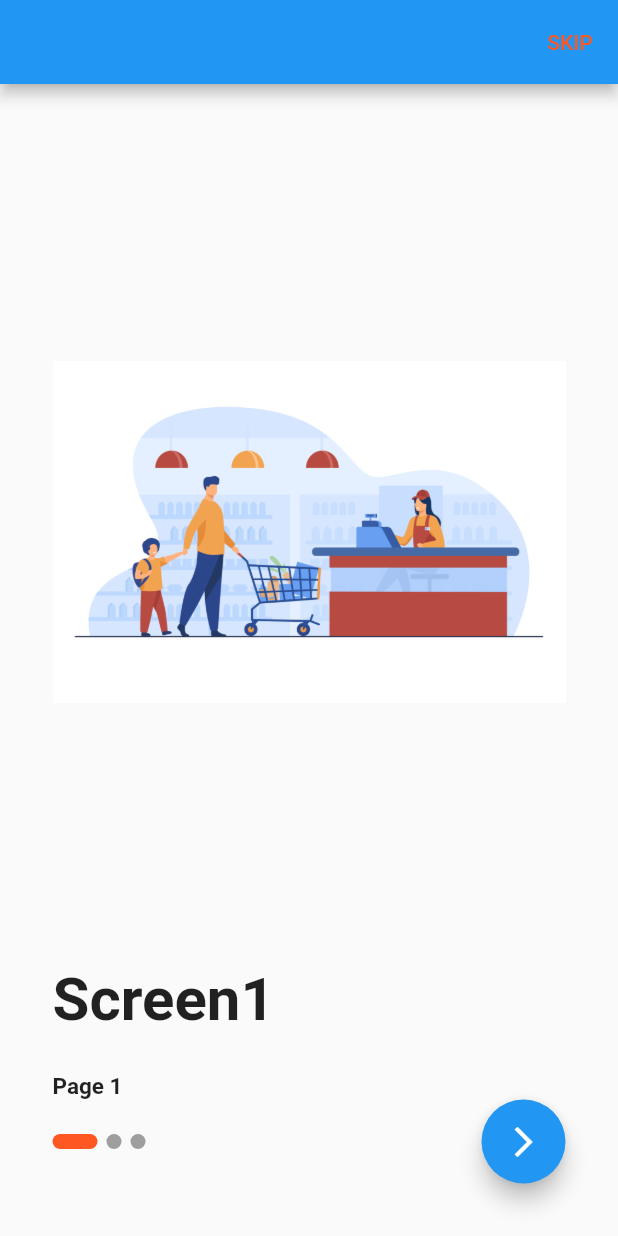
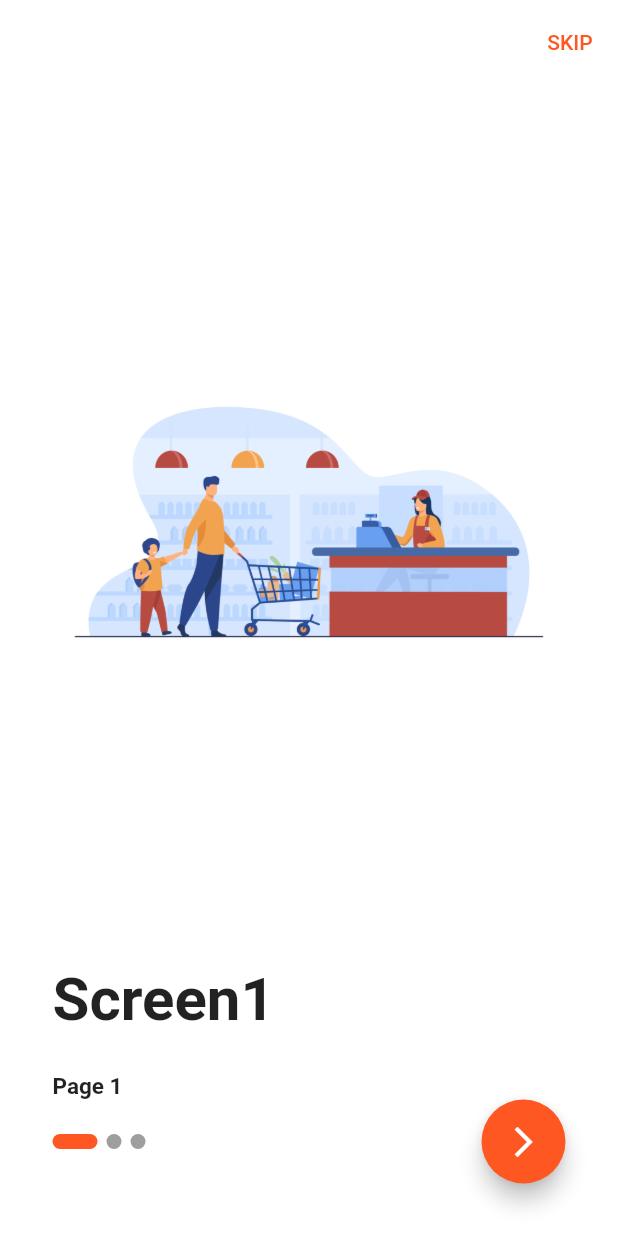
Before and after one commit to helalramadan/ShopApp, a Flutter app: the screen it shows after launch, on a phone screen of 412 x 824 dp. Run offline on Flutter 3.47's test engine with Material 2 defaults, Android fonts, the phone set to English and light mode, and no system bars; drawn by our look-alikes of smooth_page_indicator; our stand-ins replace bloc, conditional_builder_null_safety, dio, flutter_bloc, fluttertoast, shared_preferences; accounts and stored records are empty.

```diff
--- a/lib/main.dart
+++ b/lib/main.dart
@@ -1,11 +1,14 @@
 import 'package:bloc/bloc.dart';
 import 'package:flutter/material.dart';
+import 'package:flutter_bloc/flutter_bloc.dart';
 import 'package:shopapp/layout/shop_layout.dart';
 import 'package:shopapp/login/shop_login.dart';
 import 'package:shopapp/onboard_screen/onbording_screen.dart';
 import 'package:shopapp/shared/block_of_server.dart';
 import 'package:shopapp/shared/cache_helper.dart';
 import 'package:shopapp/shared/dio_helper.dart';
+import 'package:shopapp/shared/stayle/themes.dart';
+import 'package:shopapp/shop_cubit/shopcubit.dart';
 
 void main() {
   BlocOverrides.runZoned(
@@ -39,21 +42,14 @@ class MyApp extends StatelessWidget {
   // This widget is the root of your application.
   @override
   Widget build(BuildContext context) {
+    MultiBlocProvider(
+      providers: [BlocProvider(create: (context) => ShopCubit())],
+      child: Text(''),
+    );
     return MaterialApp(
       title: 'Flutter Demo',
       debugShowCheckedModeBanner: false,
-      theme: ThemeData(
-        // This is the theme of your application.
-        //
-        // Try running your application with "flutter run". You'll see the
-        // application has a blue toolbar. Then, without quitting the app, try
-        // changing the primarySwatch below to Colors.green and then invoke
-        // "hot reload" (press "r" in the console where you ran "flutter run",
-        // or simply save your changes to "hot reload" in a Flutter IDE).
-        // Notice that the counter didn't reset back to zero; the application
-        // is not restarted.
-        primarySwatch: Colors.blue,
-      ),
+      theme: lightTheme,
       home: StartWidget,
     );
   }
--- /dev/null
+++ b/lib/shared/stayle/colors.dart
@@ -0,0 +1,3 @@
+import 'package:flutter/material.dart';
+
+const defaultColor = Colors.blue;
--- /dev/null
+++ b/lib/shared/stayle/themes.dart
@@ -0,0 +1,85 @@
+
+import 'package:flutter/material.dart';
+import 'package:flutter/services.dart';
+
+ThemeData lightTheme = ThemeData(
+  primarySwatch: Colors.deepOrange,
+  scaffoldBackgroundColor: Colors.white,
+  appBarTheme: const AppBarTheme(
+    backwardsCompatibility: false,
+    systemOverlayStyle: SystemUiOverlayStyle(
+      statusBarColor: Colors.white,
+      statusBarIconBrightness: Brightness.dark,
+    ),
+    titleTextStyle: TextStyle(
+      color: Colors.black,
+      fontSize: 20.0,
+      fontWeight: FontWeight.bold,
+    ),
+    backgroundColor: Colors.white,
+    elevation: 0.0,
+    iconTheme: IconThemeData(
+      color: Colors.black,
+    ),
+  ),
+  floatingActionButtonTheme: const FloatingActionButtonThemeData(
+    backgroundColor: Colors.deepOrange,
+  ),
+  bottomNavigationBarTheme: const BottomNavigationBarThemeData(
+    type: BottomNavigationBarType.fixed,
+    selectedItemColor: Colors.deepOrange,
+    unselectedItemColor: Colors.grey,
+    elevation: 20.0,
+    backgroundColor: Colors.white,
+  ),
+  textTheme: const TextTheme(
+    bodyText1: TextStyle(
+      fontSize: 18,
+      fontWeight: FontWeight.w600,
+      color: Colors.black,
+    ),
+  ),
+);
+ThemeData darkTheme = ThemeData(
+primarySwatch: Colors.deepOrange,
+appBarTheme: const AppBarTheme(
+backwardsCompatibility: false,
+systemOverlayStyle: SystemUiOverlayStyle(
+statusBarColor: Color(0xFF333739),
+statusBarIconBrightness: Brightness.dark,
+),
+titleTextStyle: TextStyle(
+color: Colors.white,
+fontSize: 20.0,
+fontWeight: FontWeight.bold,
+),
+backgroundColor: Color(0xFF333739),
+elevation: 0.0,
+iconTheme: IconThemeData(
+color: Colors.white,
+),
+),
+floatingActionButtonTheme: const FloatingActionButtonThemeData(
+backgroundColor: Colors.deepOrange,
+),
+bottomNavigationBarTheme: const BottomNavigationBarThemeData(
+type: BottomNavigationBarType.fixed,
+selectedItemColor: Colors.deepOrange,
+unselectedItemColor: Colors.grey,
+elevation: 20.0,
+backgroundColor: Color(0xFF333739),
+),
+iconTheme: const IconThemeData(color: Colors.white, size: 25.0),
+textTheme: const TextTheme(
+bodyText1: TextStyle(
+fontSize: 18.0,
+fontWeight: FontWeight.w600,
+color: Colors.white,
+),
+bodyText2: TextStyle(
+fontSize: 25.0,
+// fontWeight: FontWeight.w600,
+color: Colors.white,
+)),
+scaffoldBackgroundColor: const Color(0xFF333739),
+);
--- /dev/null
+++ b/lib/shop_cubit/shopcubit.dart
@@ -0,0 +1,24 @@
+import 'package:flutter/material.dart';
+import 'package:flutter_bloc/flutter_bloc.dart';
+import 'package:shopapp/bottomnavgator_screen/categories.dart';
+import 'package:shopapp/bottomnavgator_screen/favorites.dart';
+import 'package:shopapp/bottomnavgator_screen/shophome.dart';
+import 'package:shopapp/bottomnavgator_screen/settings.dart';
+import 'package:shopapp/shop_cubit/shopstate.dart';
+
+class ShopCubit extends Cubit<ShopState> {
+  ShopCubit() : super(ShopinitialState());
+  static ShopCubit get(context) => BlocProvider.of(context);
+
+  var currantIndex = 0;
+  List<Widget> bottomScreen = [
+    ShopHome(),
+    ShopCatgories(),
+    ShopFavorites(),
+    ShopSettings(),
+  ];
+  void changeBottomScreen(int index) {
+    currantIndex = index;
+    emit(ShopChangeBottomState());
+  }
+}
--- /dev/null
+++ b/lib/shop_cubit/shopstate.dart
@@ -0,0 +1,5 @@
+abstract class ShopState {}
+
+class ShopinitialState extends ShopState {}
+
+class ShopChangeBottomState extends ShopState {}
--- a/pubspec.yaml
+++ b/pubspec.yaml
@@ -41,6 +41,7 @@ dependencies:
   flutter_bloc: ^8.0.1
   dio: ^4.0.6
   shared_preferences: ^2.0.15
+  hexcolor: ^2.0.7
 
 
 dev_dependencies:
```
Also changed, not shown: lib/bottomnavgator_screen/categories.dart (added, +10 -0 lines), lib/bottomnavgator_screen/favorites.dart (added, +10 -0 lines), lib/bottomnavgator_screen/settings.dart (added, +10 -0 lines), lib/bottomnavgator_screen/shophome.dart (added, +37 -0 lines), pubspec.lock.
